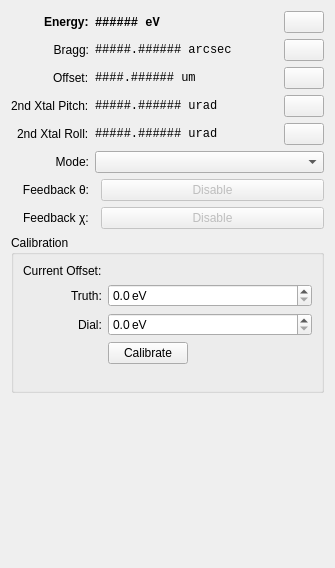
This is src/firefly/devices/axilon_monochromator.ui in spc-group/haven as Qt 5 draws it before an edit. The edited form follows.
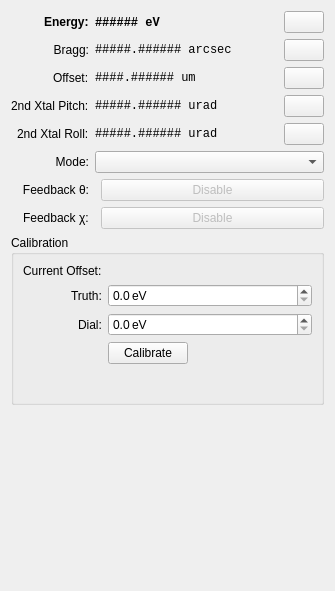
This is the edited form. Icons and pictures are not drawn. Custom widgets are drawn as their Qt base class.

```diff
--- a/src/firefly/devices/axilon_monochromator.ui
+++ b/src/firefly/devices/axilon_monochromator.ui
@@ -7,7 +7,7 @@
     <x>0</x>
     <y>0</y>
     <width>335</width>
-    <height>568</height>
+    <height>591</height>
    </rect>
   </property>
   <property name="windowTitle">
```
Left out of the diff: 2 changed lines with no effect on the pictures.
